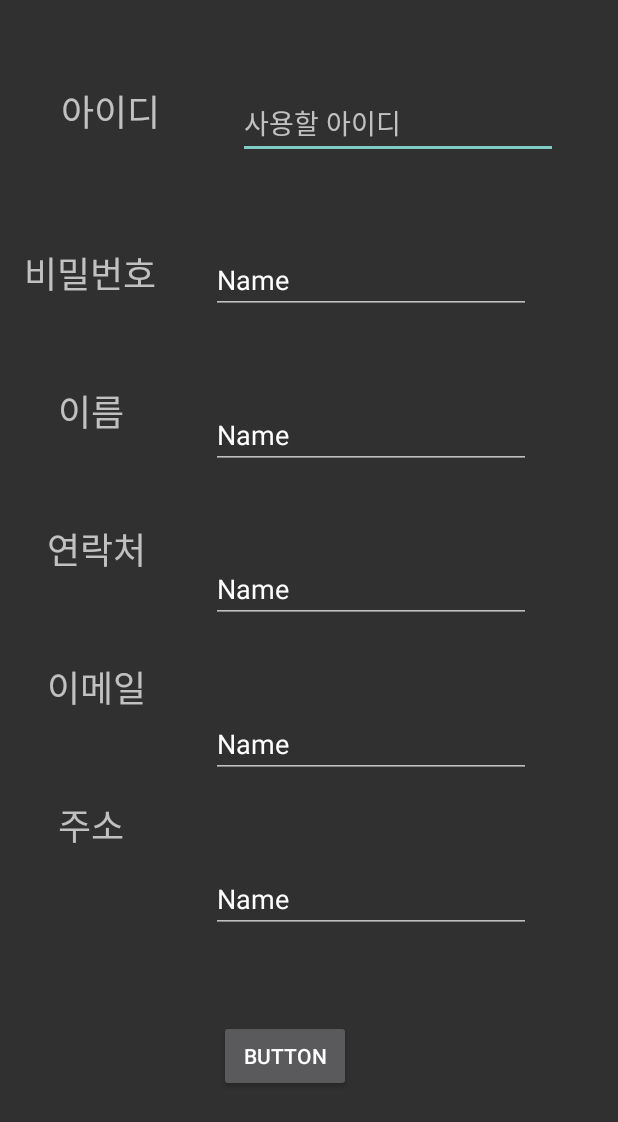
After one commit to vipstard/ssookssook, an Android app: the new_Login_basic screen opened directly, with no data from a screen before it, on a phone screen of 412 x 824 dp. The commit adds this screen. Shown: the top 1122 px of the screen. Run offline under Robolectric (Android 15) with nearby library versions, the phone set to English and light mode, and no system bars.

Commit message:
기본적인 틀 구조

```diff
--- a/app/build.gradle
+++ b/app/build.gradle
@@ -39,6 +39,7 @@ dependencies {
     implementation 'androidx.lifecycle:lifecycle-viewmodel-ktx:2.3.1'
     implementation 'androidx.navigation:navigation-fragment:2.3.5'
     implementation 'androidx.navigation:navigation-ui:2.3.5'
+    implementation 'androidx.annotation:annotation:1.2.0'
     testImplementation 'junit:junit:4.13.2'
     androidTestImplementation 'androidx.test.ext:junit:1.1.3'
     androidTestImplementation 'androidx.test.espresso:espresso-core:3.4.0'
--- a/app/src/main/java/com/example/ssukssuk/SplashActivity.java
+++ b/app/src/main/java/com/example/ssukssuk/SplashActivity.java
@@ -41,7 +41,7 @@ public class SplashActivity extends Activity {
 
             @Override
             public void onAnimationEnd(Animation animation) {
-                startActivity(new Intent(SplashActivity.this, MainActivity.class));
+                startActivity(new Intent(SplashActivity.this, LoginActivity.class));
 
             }
 
@@ -53,7 +53,7 @@ public class SplashActivity extends Activity {
         lcklockImageView.startAnimation(anim_FadeIn);
         faceRecgnitionImageView.startAnimation(anim_FadeIn);
         oImageView.startAnimation(anim_ball);
-       // oImageView2.startAnimation(anim_ball);
+        oImageView2.startAnimation(anim_ball);
 
     }
 }
--- /dev/null
+++ b/app/src/main/java/com/example/ssukssuk/new_Login_basic.java
@@ -0,0 +1,14 @@
+package com.example.ssukssuk;
+
+import androidx.appcompat.app.AppCompatActivity;
+
+import android.os.Bundle;
+
+public class new_Login_basic extends AppCompatActivity {
+
+    @Override
+    protected void onCreate(Bundle savedInstanceState) {
+        super.onCreate(savedInstanceState);
+        setContentView(R.layout.activity_new_login_basic);
+    }
+}
--- /dev/null
+++ b/app/src/main/res/layout/activity_new_login_basic.xml
@@ -0,0 +1,165 @@
+<?xml version="1.0" encoding="utf-8"?>
+<androidx.constraintlayout.widget.ConstraintLayout xmlns:android="http://schemas.android.com/apk/res/android"
+    xmlns:app="http://schemas.android.com/apk/res-auto"
+    xmlns:tools="http://schemas.android.com/tools"
+    android:layout_width="match_parent"
+    android:layout_height="match_parent"
+    tools:context=".newLogin_selecter">
+
+    <TextView
+        android:id="@+id/textView7"
+        android:layout_width="wrap_content"
+        android:layout_height="wrap_content"
+        android:layout_marginTop="56dp"
+        android:text="주소"
+        android:textSize="24sp"
+        app:layout_constraintEnd_toStartOf="@+id/editTextTextPersonName6"
+        app:layout_constraintHorizontal_bias="0.403"
+        app:layout_constraintStart_toStartOf="parent"
+        app:layout_constraintTop_toBottomOf="@+id/textView6" />
+
+    <TextView
+        android:id="@+id/textView6"
+        android:layout_width="wrap_content"
+        android:layout_height="wrap_content"
+        android:layout_marginTop="56dp"
+        android:text="이메일"
+        android:textSize="24sp"
+        app:layout_constraintEnd_toStartOf="@+id/editTextTextPersonName5"
+        app:layout_constraintHorizontal_bias="0.423"
+        app:layout_constraintStart_toStartOf="parent"
+        app:layout_constraintTop_toBottomOf="@+id/textView5" />
+
+    <TextView
+        android:id="@+id/textView5"
+        android:layout_width="wrap_content"
+        android:layout_height="wrap_content"
+        android:layout_marginTop="56dp"
+        android:text="연락처"
+        android:textSize="24sp"
+        app:layout_constraintEnd_toStartOf="@+id/editTextTextPersonName4"
+        app:layout_constraintHorizontal_bias="0.423"
+        app:layout_constraintStart_toStartOf="parent"
+        app:layout_constraintTop_toBottomOf="@+id/textView4" />
+
+    <TextView
+        android:id="@+id/textView4"
+        android:layout_width="wrap_content"
+        android:layout_height="wrap_content"
+        android:layout_marginTop="56dp"
+        android:text="이름"
+        android:textSize="24sp"
+        app:layout_constraintEnd_toStartOf="@+id/editTextTextPersonName3"
+        app:layout_constraintHorizontal_bias="0.403"
+        app:layout_constraintStart_toStartOf="parent"
+        app:layout_constraintTop_toBottomOf="@+id/textView3" />
+
+    <EditText
+        android:id="@+id/editTextTextPersonName"
+        android:layout_width="wrap_content"
+        android:layout_height="wrap_content"
+        android:layout_marginEnd="40dp"
+        android:ems="10"
+        android:hint="사용할 아이디"
+        android:inputType="textPersonName"
+        app:layout_constraintBottom_toTopOf="@+id/editTextTextPersonName2"
+        app:layout_constraintEnd_toEndOf="parent"
+        app:layout_constraintTop_toTopOf="parent" />
+
+    <EditText
+        android:id="@+id/editTextTextPersonName2"
+        android:layout_width="wrap_content"
+        android:layout_height="wrap_content"
+        android:layout_marginEnd="36dp"
+        android:ems="10"
+        android:inputType="textPersonName"
+        android:text="Name"
+        app:layout_constraintBottom_toTopOf="@+id/editTextTextPersonName3"
+        app:layout_constraintEnd_toEndOf="@+id/editTextTextPersonName"
+        app:layout_constraintStart_toStartOf="@+id/editTextTextPersonName"
+        app:layout_constraintTop_toBottomOf="@+id/editTextTextPersonName" />
+
+    <EditText
+        android:id="@+id/editTextTextPersonName3"
+        android:layout_width="wrap_content"
+        android:layout_height="wrap_content"
+        android:ems="10"
+        android:inputType="textPersonName"
+        android:text="Name"
+        app:layout_constraintBottom_toTopOf="@+id/editTextTextPersonName4"
+        app:layout_constraintEnd_toEndOf="@+id/editTextTextPersonName2"
+        app:layout_constraintStart_toStartOf="@+id/editTextTextPersonName2"
+        app:layout_constraintTop_toBottomOf="@+id/editTextTextPersonName2" />
+
+    <EditText
+        android:id="@+id/editTextTextPersonName4"
+        android:layout_width="wrap_content"
+        android:layout_height="wrap_content"
+        android:ems="10"
+        android:inputType="textPersonName"
+        android:text="Name"
+        app:layout_constraintBottom_toTopOf="@+id/editTextTextPersonName5"
+        app:layout_constraintEnd_toEndOf="@+id/editTextTextPersonName3"
+        app:layout_constraintStart_toStartOf="@+id/editTextTextPersonName3"
+        app:layout_constraintTop_toBottomOf="@+id/editTextTextPersonName3" />
+
+    <EditText
+        android:id="@+id/editTextTextPersonName5"
+        android:layout_width="wrap_content"
+        android:layout_height="wrap_content"
+        android:ems="10"
+        android:inputType="textPersonName"
+        android:text="Name"
+        app:layout_constraintBottom_toTopOf="@+id/editTextTextPersonName6"
+        app:layout_constraintEnd_toEndOf="@+id/editTextTextPersonName4"
+        app:layout_constraintStart_toStartOf="@+id/editTextTextPersonName4"
+        app:layout_constraintTop_toBottomOf="@+id/editTextTextPersonName4" />
+
+    <EditText
+        android:id="@+id/editTextTextPersonName6"
+        android:layout_width="wrap_content"
+        android:layout_height="wrap_content"
+        android:ems="10"
+        android:inputType="textPersonName"
+        android:text="Name"
+        app:layout_constraintBottom_toTopOf="@+id/button"
+        app:layout_constraintEnd_toEndOf="@+id/editTextTextPersonName5"
+        app:layout_constraintStart_toStartOf="@+id/editTextTextPersonName5"
+        app:layout_constraintTop_toBottomOf="@+id/editTextTextPersonName5" />
+
+    <TextView
+        android:id="@+id/textView2"
+        android:layout_width="wrap_content"
+        android:layout_height="wrap_content"
+        android:layout_marginTop="56dp"
+        android:text="아이디"
+        android:textSize="24sp"
+        app:layout_constraintEnd_toStartOf="@+id/editTextTextPersonName"
+        app:layout_constraintHorizontal_bias="0.44"
+        app:layout_constraintStart_toStartOf="parent"
+        app:layout_constraintTop_toTopOf="parent" />
+
+    <TextView
+        android:id="@+id/textView3"
+        android:layout_width="wrap_content"
+        android:layout_height="wrap_content"
+        android:layout_marginTop="72dp"
+        android:layout_marginEnd="36dp"
+        android:text="비밀번호"
+        android:textSize="24sp"
+        app:layout_constraintEnd_toStartOf="@+id/editTextTextPersonName2"
+        app:layout_constraintHorizontal_bias="0.941"
+        app:layout_constraintStart_toStartOf="parent"
+        app:layout_constraintTop_toBottomOf="@+id/textView2" />
+
+    <Button
+        android:id="@+id/button"
+        android:layout_width="wrap_content"
+        android:layout_height="wrap_content"
+        android:layout_marginBottom="96dp"
+        android:text="Button"
+        app:layout_constraintBottom_toBottomOf="parent"
+        app:layout_constraintEnd_toEndOf="parent"
+        app:layout_constraintHorizontal_bias="0.451"
+        app:layout_constraintStart_toStartOf="parent" />
+</androidx.constraintlayout.widget.ConstraintLayout>
--- a/app/src/main/res/layout/splash.xml
+++ b/app/src/main/res/layout/splash.xml
@@ -11,10 +11,10 @@
         android:id="@+id/lock_lck"
         android:layout_width="wrap_content"
         android:layout_height="wrap_content"
-        android:layout_marginTop="536dp"
+        android:layout_marginTop="568dp"
         android:src="@drawable/ic_launcher_foreground"
         app:layout_constraintEnd_toEndOf="parent"
-        app:layout_constraintHorizontal_bias="0.582"
+        app:layout_constraintHorizontal_bias="0.504"
         app:layout_constraintStart_toStartOf="parent"
         app:layout_constraintTop_toTopOf="parent" />
 
@@ -22,7 +22,7 @@
         android:id="@+id/lock_o"
         android:layout_width="153dp"
         android:layout_height="102dp"
-        android:layout_marginTop="332dp"
+        android:layout_marginTop="344dp"
         android:src="@drawable/pngegg"
         app:layout_constraintEnd_toEndOf="parent"
         app:layout_constraintHorizontal_bias="1.0"
--- a/app/src/main/res/menu/bottom_nav_menu.xml
+++ b/app/src/main/res/menu/bottom_nav_menu.xml
@@ -15,5 +15,9 @@
         android:id="@+id/navigation_notifications"
         android:icon="@drawable/ic_notifications_black_24dp"
         android:title="@string/title_notifications" />
+    <item
+        android:id="@+id/navigation_setting"
+        android:icon="@drawable/ic_notifications_black_24dp"
+        android:title="@string/title_notifications" />
 
 </menu>
--- a/app/src/main/res/navigation/mobile_navigation.xml
+++ b/app/src/main/res/navigation/mobile_navigation.xml
@@ -22,4 +22,9 @@
         android:name="com.example.ssukssuk.ui.notifications.NotificationsFragment"
         android:label="@string/title_notifications"
         tools:layout="@layout/fragment_notifications" />
+    <fragment
+        android:id="@+id/navigation_setting"
+        android:name="com.example.ssukssuk.ui.notifications.NotificationsFragment"
+        android:label="@string/title_notifications"
+        tools:layout="@layout/fragment_notifications" />
 </navigation>
```
Also changed, not shown: app/src/main/AndroidManifest.xml (+17 -5 lines), app/src/main/java/com/example/ssukssuk/LoginActivity.java (added, +73 -0 lines), app/src/main/java/com/example/ssukssuk/MainActivity.java (+27 -2 lines), app/src/main/java/com/example/ssukssuk/newLogin_selecter.java (added, +27 -0 lines), app/src/main/res/layout/activity_login.xml (added, +59 -0 lines), app/src/main/res/layout/activity_new_login_selecter.xml (added, +32 -0 lines), app/src/main/res/layout/fragment_home.xml (+28 -1 lines), app/src/main/res/layout/fragment_setting.xml (added, +22 -0 lines), app/src/main/res/values/strings.xml (+7 -0 lines).
